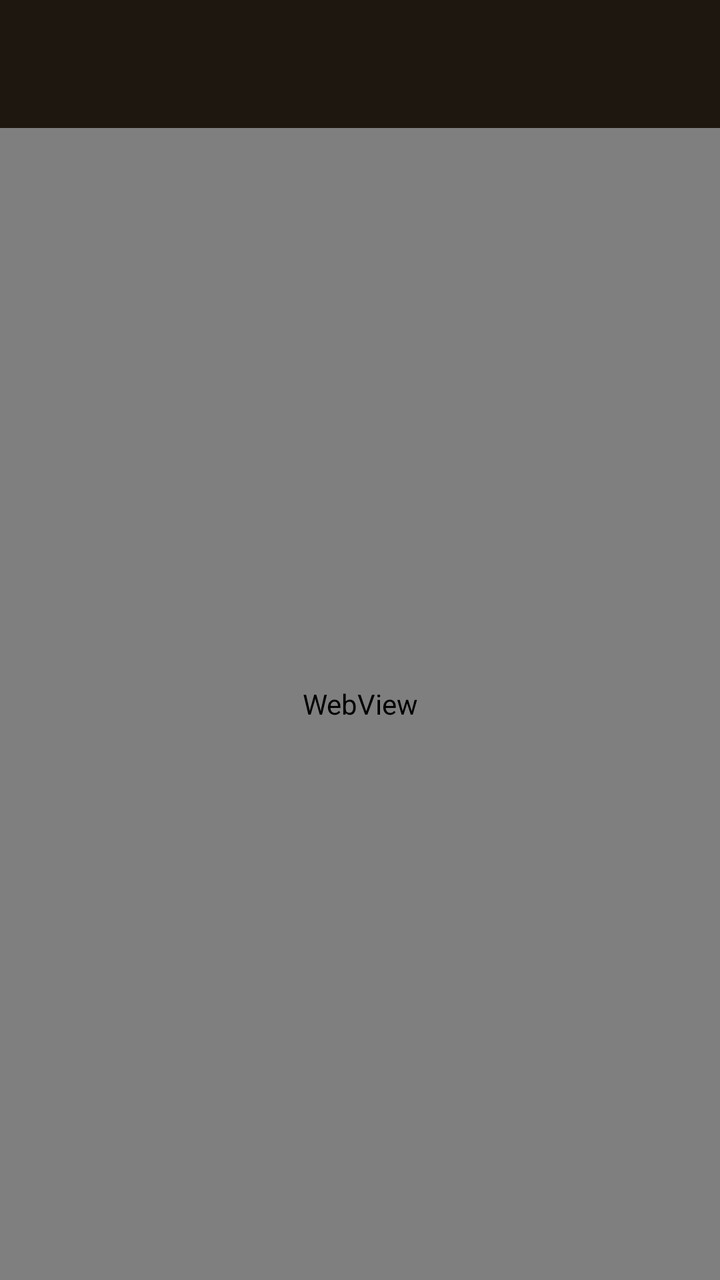
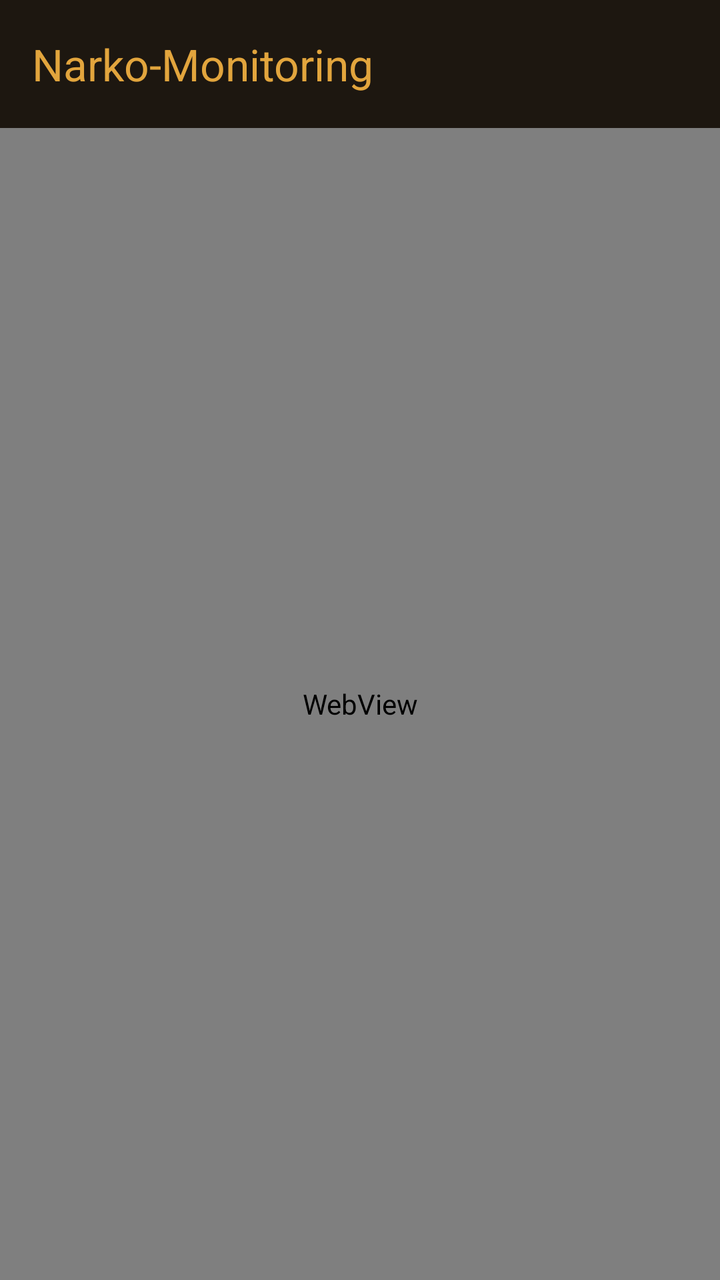

Before-and-after screenshots of an Android layout around one commit, followed by the original layout XML and the change that was made.
<!-- AndroidManifest.xml: application theme Theme.Narkomonitor -->
<!-- res/layout/activity_main.xml -->
<?xml version="1.0" encoding="utf-8"?>
<LinearLayout xmlns:android="http://schemas.android.com/apk/res/android"
    android:layout_width="match_parent"
    android:layout_height="match_parent"
    android:background="@color/brand_bg"
    android:orientation="vertical">

    <androidx.appcompat.widget.Toolbar
        android:id="@+id/toolbar"
        android:layout_width="match_parent"
        android:layout_height="?attr/actionBarSize"
        android:background="@color/brand_panel"
        app:title="Narko-Monitoring"
        app:titleTextColor="@color/brand_amber"
        xmlns:app="http://schemas.android.com/apk/res/app" />

    <WebView
        android:id="@+id/webView"
        android:layout_width="match_parent"
        android:layout_height="0dp"
        android:layout_weight="1" />

</LinearLayout>
<!-- resources referenced by this layout -->
<resources>
  <color name="brand_amber">#E2A53D</color>
  <color name="brand_bg">#15110B</color>
  <color name="brand_panel">#1D1710</color>
  <style name="Theme.Narkomonitor" parent="Theme.Material3.DayNight.NoActionBar">
          <item name="colorPrimary">@color/brand_amber</item>
          <item name="android:windowBackground">@color/brand_bg</item>
          <item name="colorSurface">@color/brand_panel</item>
      </style>
</resources>

<!-- the commit's change to res/layout/activity_main.xml (unified diff, before → after) -->
@@ -12,7 +12,7 @@
         android:background="@color/brand_panel"
         app:title="Narko-Monitoring"
         app:titleTextColor="@color/brand_amber"
-        xmlns:app="http://schemas.android.com/apk/res/app" />
+        xmlns:app="http://schemas.android.com/apk/res-auto" />
 
     <WebView
         android:id="@+id/webView"
